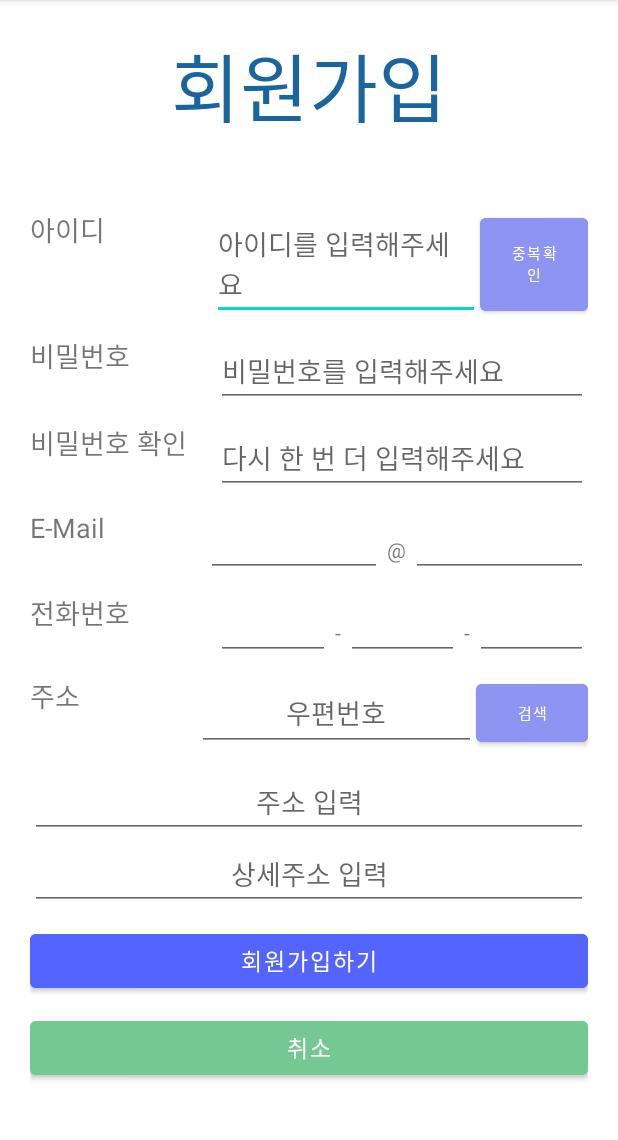
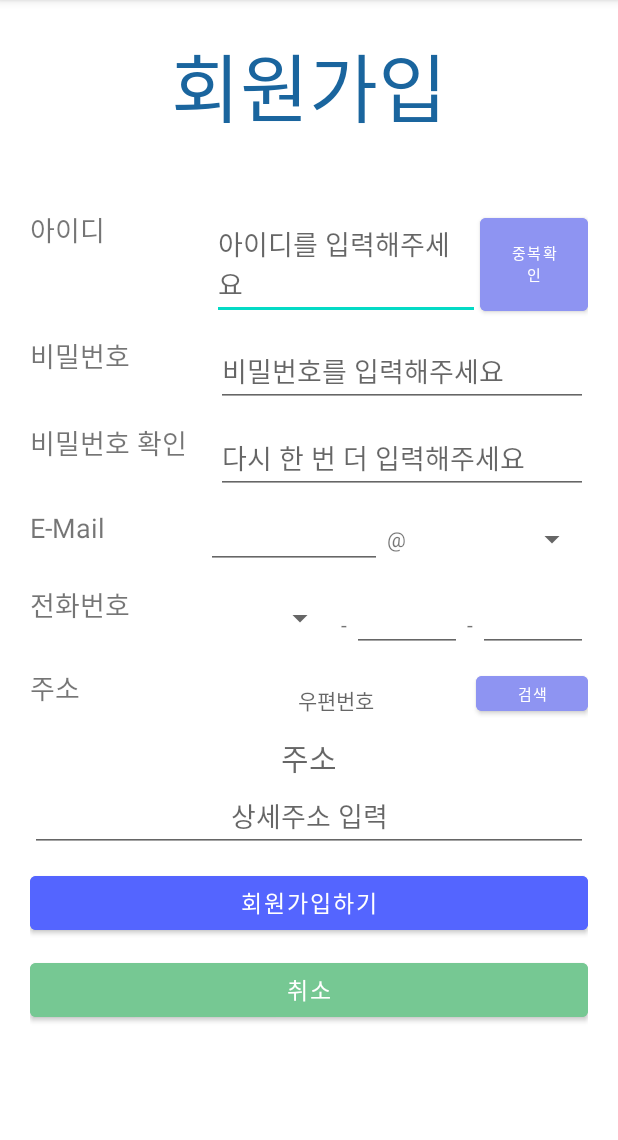
Before and after one commit to Jinung-Hyeon/ateam, an Android app: the SignUpActivity screen opened directly, with no data from a screen before it, on a phone screen of 412 x 824 dp, the part 84-1224 px from its top. Run offline under Robolectric (Android 15) with nearby library versions, the phone set to English and light mode, and no system bars.

Commit message:
MemberDTO 추가했습니다. 저희 회원가입 했던 프로젝트 보시면서 회원가입 구현 하시면 될거같습니다. 테이블은 sql디밸로퍼에서 Member_TB로 만드셔서 하시면될거같습니다. 그 외 변수추가 레이아웃 (회원가입 페이지중 email@ 뒤에 주소 EditText에서 Spinner로 바꾸었고 핸드폰번호 앞자리 010쓰는곳도 spinner로 바꾸었습니다.

```diff
--- a/PyunHaGae/app/src/main/java/com/example/pyunhagae/LoginActivity.java
+++ b/PyunHaGae/app/src/main/java/com/example/pyunhagae/LoginActivity.java
@@ -36,7 +36,8 @@ public class LoginActivity extends AppCompatActivity {
         main_btn_login.setOnClickListener(new View.OnClickListener() {
             @Override
             public void onClick(View v) {
-
+                Intent intent = new Intent(LoginActivity.this, AfterLoginActivity.class);
+                startActivity(intent);
             }
         });
 
--- a/PyunHaGae/app/src/main/java/com/example/pyunhagae/MainActivity.java
+++ b/PyunHaGae/app/src/main/java/com/example/pyunhagae/MainActivity.java
@@ -9,7 +9,8 @@ import android.os.Handler;
 import com.example.pyunhagae.LoginActivity;
 import com.example.pyunhagae.R;
 
-public class MainActivity extends AppCompatActivity {
+public class
+MainActivity extends AppCompatActivity {
 
     @Override
     protected void onCreate(Bundle savedInstanceState) {
--- a/PyunHaGae/app/src/main/java/com/example/pyunhagae/NoDeviceFrag.java
+++ b/PyunHaGae/app/src/main/java/com/example/pyunhagae/NoDeviceFrag.java
@@ -22,6 +22,12 @@ public class NoDeviceFrag extends Fragment {
         doEnrolDevice = rootView.findViewById(R.id.btn_doEnrolDevice);
         noDevice_frag_iv = rootView.findViewById(R.id.noDevice_frag_iv);
 
+        doEnrolDevice.setOnClickListener(new View.OnClickListener() {
+            @Override
+            public void onClick(View v) {
+
+            }
+        });
         return rootView;
     }
 }
--- a/PyunHaGae/app/src/main/java/com/example/pyunhagae/SignUpActivity.java
+++ b/PyunHaGae/app/src/main/java/com/example/pyunhagae/SignUpActivity.java
@@ -2,13 +2,73 @@ package com.example.pyunhagae;
 
 import androidx.appcompat.app.AppCompatActivity;
 
+import android.content.Intent;
 import android.os.Bundle;
+import android.view.View;
+import android.widget.Button;
+import android.widget.EditText;
+import android.widget.TextView;
 
 public class SignUpActivity extends AppCompatActivity {
-
+    EditText join_edt_id, join_edt_pw, join_edt_pw_re, join_edt_email, join_edt_mid_num, join_edt_last_num, join_edt_addr_detail;
+    Button join_btn_dupCheck, join_btn_addr_search, join_btn_signUp, join_btn_cancel;
+    TextView join_tv_addr_num, join_tv_addr;
     @Override
     protected void onCreate(Bundle savedInstanceState) {
         super.onCreate(savedInstanceState);
         setContentView(R.layout.activity_sign_up);
+
+        join_edt_id = findViewById(R.id.join_edt_id);
+        join_edt_pw = findViewById(R.id.join_edt_pw);
+        join_edt_pw_re = findViewById(R.id.join_edt_pw_re);
+        join_edt_email = findViewById(R.id.join_edt_email);
+        join_edt_mid_num = findViewById(R.id.join_edt_mid_num);
+        join_edt_last_num = findViewById(R.id.join_edt_last_num);
+        join_edt_addr_detail = findViewById(R.id.join_edt_addr_detail);
+
+        join_btn_dupCheck = findViewById(R.id.join_btn_dupCheck);
+        join_btn_addr_search = findViewById(R.id.join_btn_addr_search);
+        join_btn_signUp = findViewById(R.id.join_btn_signUp);
+        join_btn_cancel = findViewById(R.id.join_btn_cancel);
+
+        join_tv_addr_num = findViewById(R.id.join_tv_addr_num);
+        join_tv_addr = findViewById(R.id.join_tv_addr);
+
+        //아이디 중복검사 버튼 리스너
+        join_btn_dupCheck.setOnClickListener(new View.OnClickListener() {
+            @Override
+            public void onClick(View v) {
+
+            }
+        });
+
+        //주소검색 버튼 리스너
+        //주소검색은 다음 주소검색 API사용하며
+        //주소검색후 나온 결과값을 우편번호(join_tv_addr_num), 주소검색(join_tv_addr) TextView에 보여주게 구현
+        join_btn_addr_search.setOnClickListener(new View.OnClickListener() {
+            @Override
+            public void onClick(View v) {
+
+            }
+        });
+
+        //회원가입버튼 리스너
+        join_btn_signUp.setOnClickListener(new View.OnClickListener() {
+            @Override
+            public void onClick(View v) {
+
+            }
+        });
+
+        //취소버튼 리스너
+        join_btn_cancel.setOnClickListener(new View.OnClickListener() {
+            @Override
+            public void onClick(View v) {
+                Intent intent = new Intent(SignUpActivity.this, LoginActivity.class);
+                startActivity(intent);
+            }
+        });
+
+
     }
 }
--- a/PyunHaGae/app/src/main/res/layout/activity_sign_up.xml
+++ b/PyunHaGae/app/src/main/res/layout/activity_sign_up.xml
@@ -122,11 +122,13 @@
             android:layout_width="wrap_content"
             android:layout_height="wrap_content"
             android:layout_margin="3dp"
+            android:layout_gravity="center"
             android:text="\@"
             />
-        <EditText
+        <Spinner
+            android:id="@+id/join_spin_eamil_addr"
             android:layout_width="0dp"
-            android:layout_height="wrap_content"
+            android:layout_height="40dp"
             android:layout_weight="1"
             android:nextFocusDown="@+id/phone3"
             android:imeOptions="actionNext"
@@ -155,12 +157,11 @@
             android:layout_weight="2"
             >
 
-            <EditText
-                android:id="@+id/join_edt_first_num"
-                android:layout_width="wrap_content"
+            <Spinner
+                android:id="@+id/join_spin_first_num"
+                android:layout_width="80dp"
                 android:layout_height="match_parent"
                 android:ems="10"
-                android:layout_weight="1"
                 android:nextFocusDown="@+id/phone2"
                 android:imeOptions="actionNext"
                 android:inputType="phone" />
@@ -209,13 +210,13 @@
                 android:text="주소"
                 android:textSize="18dp"/>
 
-            <EditText
-                android:id="@+id/join_edt_addr_detail"
+            <TextView
+                android:id="@+id/join_tv_addr_num"
                 android:layout_width="0dp"
-                android:layout_height="match_parent"
+                android:layout_height="35dp"
                 android:layout_weight="2"
-                android:hint="우편번호"
-                android:gravity="center"/>
+                android:gravity="center"
+                android:hint="우편번호" />
             <Button
                 android:id="@+id/join_btn_addr_search"
                 android:layout_width="0dp"
@@ -231,14 +232,17 @@
             android:layout_marginTop="10dp"
             android:weightSum="2"
             android:orientation="vertical">
-            <EditText
+            <TextView
+                android:id="@+id/join_tv_addr"
                 android:layout_weight="1"
                 android:layout_width="match_parent"
                 android:layout_height="wrap_content"
                 android:gravity="center"
-                android:hint="주소 입력"
+                android:textSize="20dp"
+                android:hint="주소"
                 />
             <EditText
+                android:id="@+id/join_edt_addr_detail"
                 android:layout_weight="1"
                 android:layout_width="match_parent"
                 android:layout_height="wrap_content"
```
Also changed, not shown: PyunHaGae/app/src/main/java/com/example/pyunhagae/MemberDTO.java (added, +53 -0 lines).
